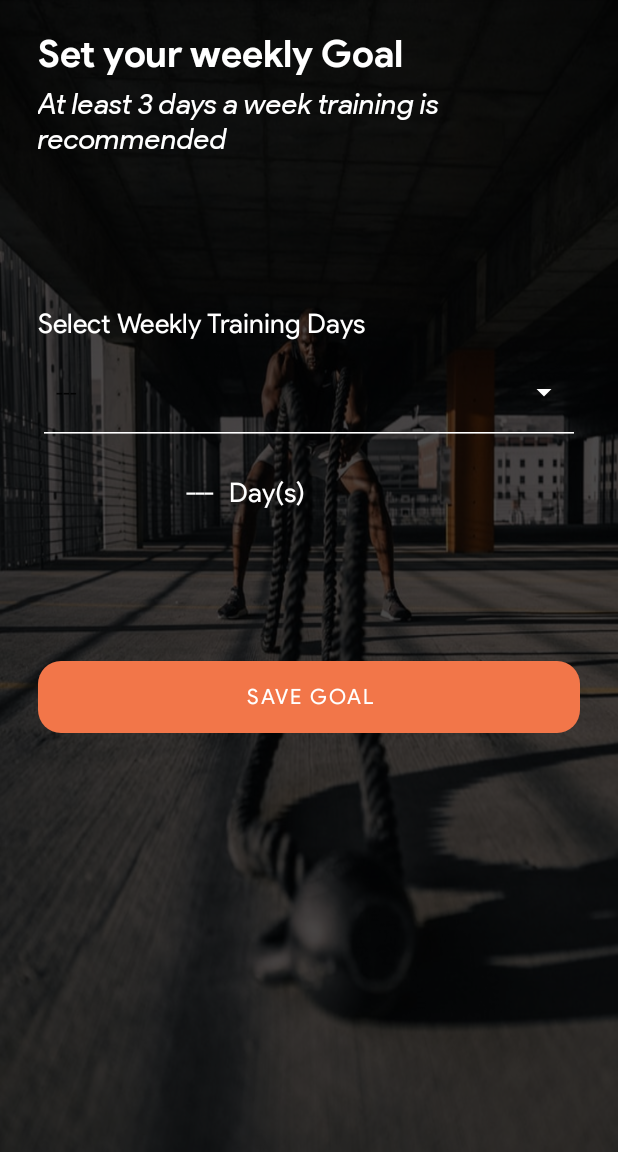
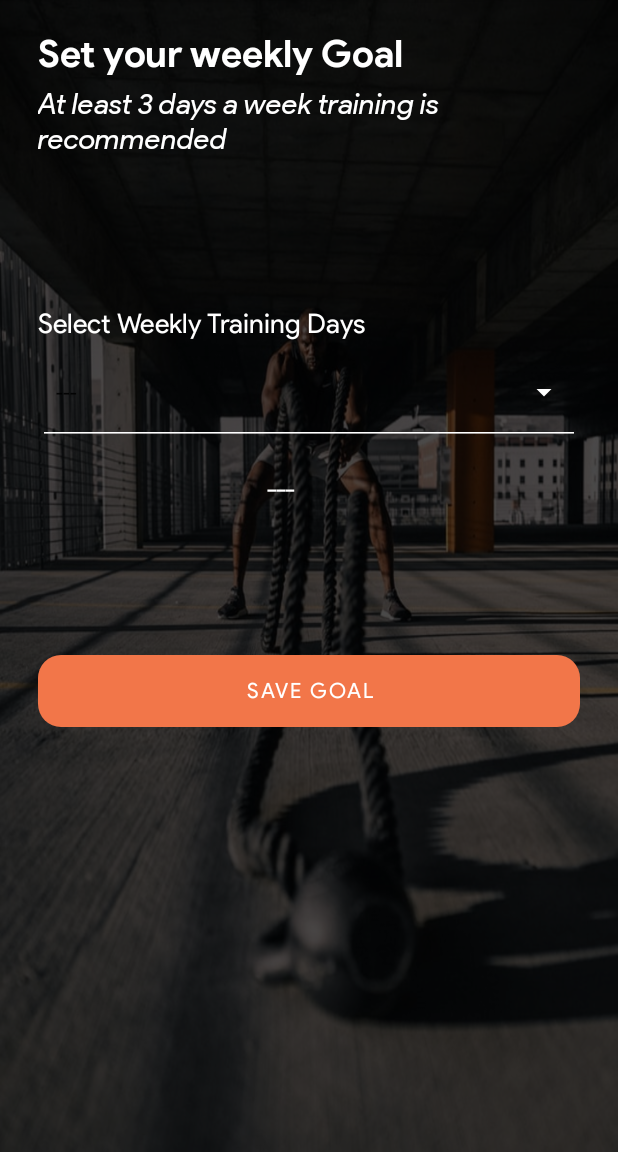
Before and after one commit to Nishant-nj2000/BeFit-Health_and_Fitness_App, an Android app: the fragment Goal_Fragment shown on its own in the app's theme, on a phone screen of 412 x 824 dp, the part 84-1236 px from its top. Run offline under Robolectric (Android 15) with nearby library versions, the phone set to English and light mode, and no system bars.

Commit message:
Update goals_fragment.xml

```diff
--- a/app/src/main/res/layout/goals_fragment.xml
+++ b/app/src/main/res/layout/goals_fragment.xml
@@ -54,12 +54,12 @@
 
          <LinearLayout
              android:layout_width="match_parent"
-             android:layout_height="wrap_content"
-            android:orientation="horizontal">
+             android:layout_height="60dp"
+             android:orientation="horizontal">
 
             <TextView
                 android:id="@+id/result_tv"
-                android:layout_width="117dp"
+                android:layout_width="171dp"
                 android:layout_height="match_parent"
                 android:fontFamily="@font/product_sans"
                 android:gravity="end|center_vertical"
@@ -68,16 +68,7 @@
                 android:textColorHint="@color/white"
                 android:textSize="18sp" />
 
-                <TextView
-                android:id="@+id/day_days_txt"
-                android:layout_width="match_parent"
-                android:layout_height="64dp"
-                android:gravity="start|center_vertical"
-                    android:layout_marginLeft="10dp"
-                    android:fontFamily="@font/product_sans"
-                android:text="Day(s)"
-                android:textColor="@color/white"
-                android:textSize="18sp" />
+
          </LinearLayout>
 
 
```
